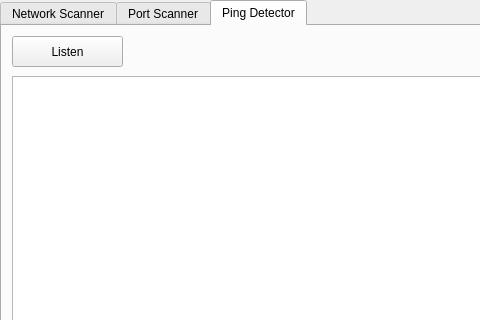
Above: src/resources/ui/main.ui from jebr/network-monitoring before the change; both pictures show x 0 to 480 and y 0 to 320 of the 639 by 480 pixel window. Below: the same form after it.
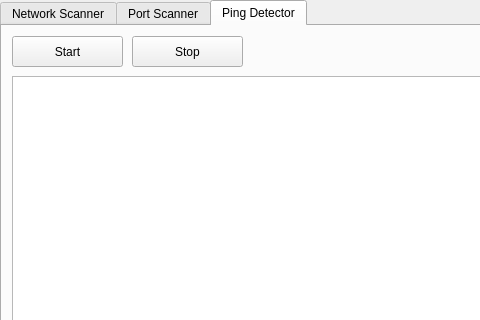
That is the form after the change. The open tabs and pages were chosen to show the change.

Commit message: [fixed] thread for ping scanner

```diff
--- a/src/resources/ui/main.ui
+++ b/src/resources/ui/main.ui
@@ -351,7 +351,7 @@
        </rect>
       </property>
       <property name="text">
-       <string>Listen</string>
+       <string>Start</string>
       </property>
       <property name="shortcut">
        <string>Return</string>
@@ -370,6 +370,22 @@
        <bool>true</bool>
       </property>
      </widget>
+     <widget class="QPushButton" name="ping_listen_button_stop">
+      <property name="geometry">
+       <rect>
+        <x>130</x>
+        <y>10</y>
+        <width>111</width>
+        <height>31</height>
+       </rect>
+      </property>
+      <property name="text">
+       <string>Stop</string>
+      </property>
+      <property name="shortcut">
+       <string>Return</string>
+      </property>
+     </widget>
     </widget>
    </widget>
   </widget>
```
Left out of the diff: 4 changed lines with no effect on the pictures. The commit also changes 1 other file.
